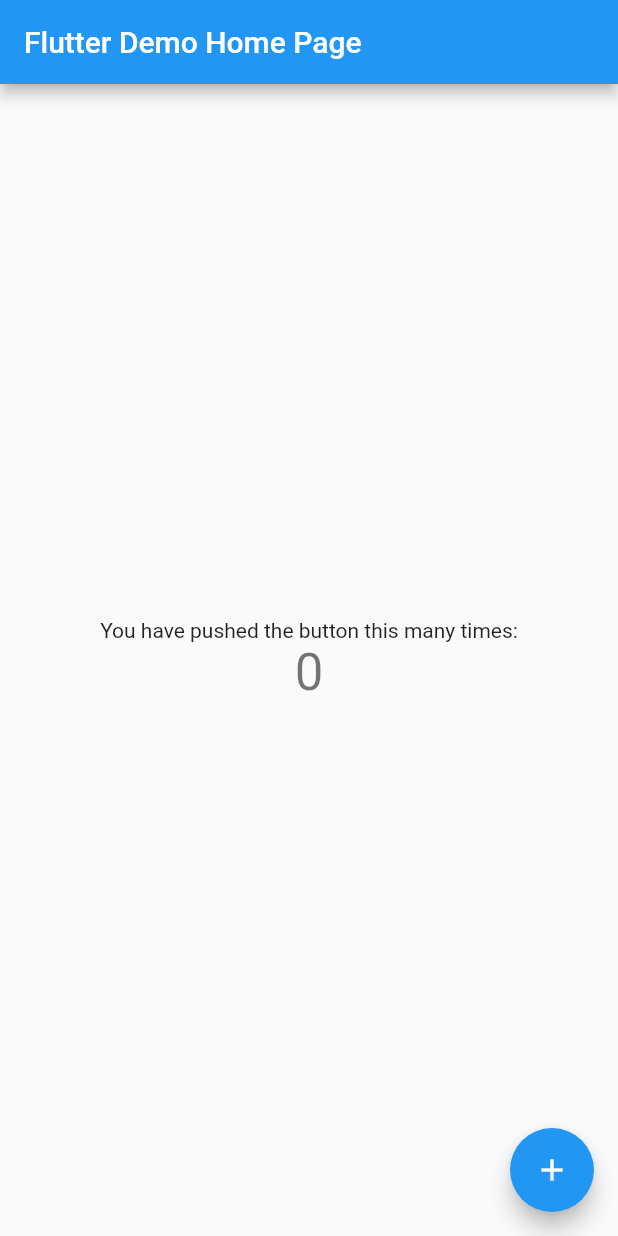
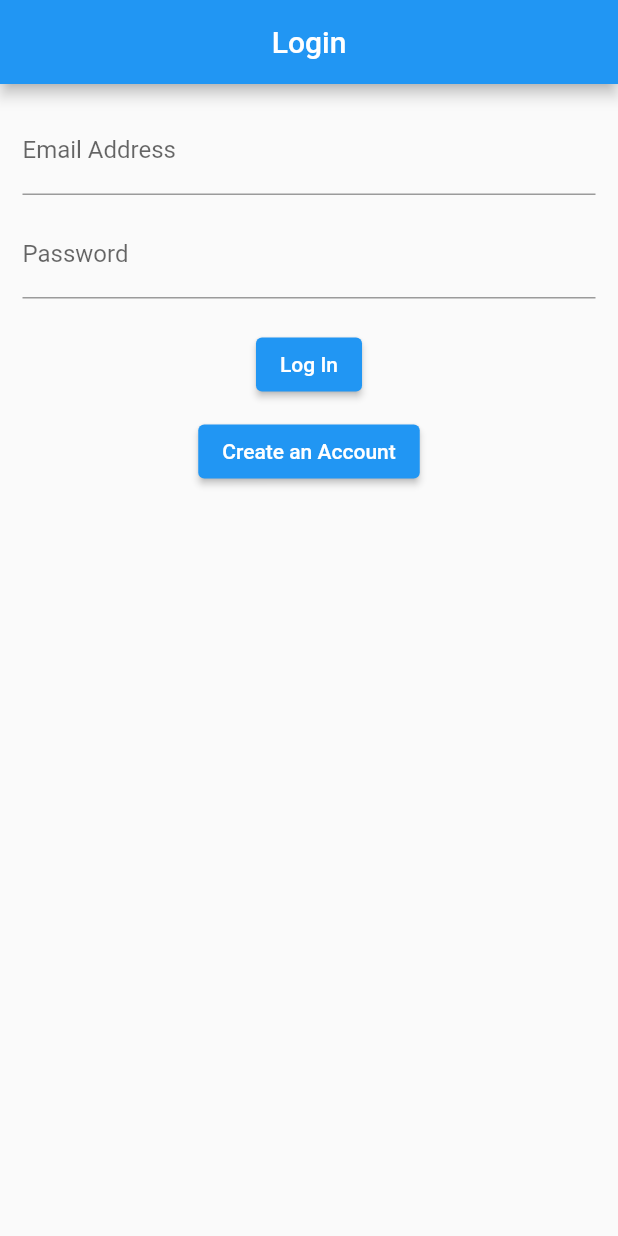
Before and after one commit to MILANydv/fishfarm, a Flutter app: the screen it shows after launch, on a phone screen of 412 x 824 dp. Run offline on Flutter 3.47's test engine with Material 2 defaults, Android fonts, the phone set to English and light mode, and no system bars; our stand-ins replace firebase_auth, firebase_core, motion_toast; accounts and stored records are empty.

Commit message:
implemented firebase-login-register

```diff
--- a/lib/main.dart
+++ b/lib/main.dart
@@ -1,6 +1,16 @@
+import 'package:firebase_core/firebase_core.dart';
+import 'package:fishfarm/screens/homepage.dart';
+import 'package:fishfarm/screens/login_screen.dart';
+import 'package:fishfarm/screens/register_screen.dart';
 import 'package:flutter/material.dart';
 
-void main() {
+import 'firebase_options.dart';
+
+void main() async {
+  WidgetsFlutterBinding.ensureInitialized();
+  await Firebase.initializeApp(
+    options: DefaultFirebaseOptions.currentPlatform,
+  );
   runApp(const MyApp());
 }
 
@@ -17,85 +27,13 @@ class MyApp extends StatelessWidget {
 
         primarySwatch: Colors.blue,
       ),
-      home: const MyHomePage(title: 'Flutter Demo Home Page'),
+      initialRoute: '/',
+      routes: {
+        '/': (context) => const Login(),
+        '/register': (context) => const Register(),
+        '/home': (context) => const Home(),
+      },
+      debugShowCheckedModeBanner: false,
     );
   }
 }
-
-class MyHomePage extends StatefulWidget {
-  const MyHomePage({Key? key, required this.title}) : super(key: key);
-
-
-
-  final String title;
-
-  @override
-  State<MyHomePage> createState() => _MyHomePageState();
-}
-
-class _MyHomePageState extends State<MyHomePage> {
-  int _counter = 0;
-
-  void _incrementCounter() {
-    setState(() {
-      // This call to setState tells the Flutter framework that something has
-      // changed in this State, which causes it to rerun the build method below
-      // so that the display can reflect the updated values. If we changed
-      // _counter without calling setState(), then the build method would not be
-      // called again, and so nothing would appear to happen.
-      _counter++;
-    });
-  }
-
-  @override
-  Widget build(BuildContext context) {
-    // This method is rerun every time setState is called, for instance as done
-    // by the _incrementCounter method above.
-    //
-    // The Flutter framework has been optimized to make rerunning build methods
-    // fast, so that you can just rebuild anything that needs updating rather
-    // than having to individually change instances of widgets.
-    return Scaffold(
-      appBar: AppBar(
-        // Here we take the value from the MyHomePage object that was created by
-        // the App.build method, and use it to set our appbar title.
-        title: Text(widget.title),
-      ),
-      body: Center(
-        // Center is a layout widget. It takes a single child and positions it
-        // in the middle of the parent.
-        child: Column(
-          // Column is also a layout widget. It takes a list of children and
-          // arranges them vertically. By default, it sizes itself to fit its
-          // children horizontally, and tries to be as tall as its parent.
-          //
-          // Invoke "debug painting" (press "p" in the console, choose the
-          // "Toggle Debug Paint" action from the Flutter Inspector in Android
-          // Studio, or the "Toggle Debug Paint" command in Visual Studio Code)
-          // to see the wireframe for each widget.
-          //
-          // Column has various properties to control how it sizes itself and
-          // how it positions its children. Here we use mainAxisAlignment to
-          // center the children vertically; the main axis here is the vertical
-          // axis because Columns are vertical (the cross axis would be
-          // horizontal).
-          mainAxisAlignment: MainAxisAlignment.center,
-          children: <Widget>[
-            const Text(
-              'You have pushed the button this many times:',
-            ),
-            Text(
-              '$_counter',
-              style: Theme.of(context).textTheme.headline4,
-            ),
-          ],
-        ),
-      ),
-      floatingActionButton: FloatingActionButton(
-        onPressed: _incrementCounter,
-        tooltip: 'Increment',
-        child: const Icon(Icons.add),
-      ), // This trailing comma makes auto-formatting nicer for build methods.
-    );
-  }
-}
--- /dev/null
+++ b/lib/screens/login_screen.dart
@@ -0,0 +1,89 @@
+import 'dart:developer';
+
+import 'package:firebase_auth/firebase_auth.dart';
+import 'package:flutter/material.dart';
+import 'package:motion_toast/motion_toast.dart';
+
+class Login extends StatefulWidget {
+  const Login({Key? key}) : super(key: key);
+
+  @override
+  State<Login> createState() => _LoginState();
+}
+
+class _LoginState extends State<Login> {
+  TextEditingController emailController = TextEditingController();
+  TextEditingController passwordController = TextEditingController();
+
+  void login() async {
+    String email = emailController.text.trim();
+    String password = passwordController.text.trim();
+
+    if (email == "" || password == "") {
+      log("Please fill all the fields!");
+    } else {
+      try {
+        UserCredential userCredential = await FirebaseAuth.instance
+            .signInWithEmailAndPassword(email: email, password: password);
+        if (userCredential.user != null) {
+          Navigator.pushNamed(context, '/home');
+        }
+      } on FirebaseAuthException {
+        MotionToast.error(description: const Text('Unable to Login'));
+      }
+    }
+  }
+
+  @override
+  Widget build(BuildContext context) {
+    return Scaffold(
+      appBar: AppBar(
+        centerTitle: true,
+        title: const Text("Login"),
+      ),
+      body: SafeArea(
+        child: ListView(
+          children: [
+            Padding(
+              padding: const EdgeInsets.all(15),
+              child: Column(
+                children: [
+                  TextField(
+                    controller: emailController,
+                    decoration:
+                        const InputDecoration(labelText: "Email Address"),
+                  ),
+                  const SizedBox(
+                    height: 10,
+                  ),
+                  TextField(
+                    controller: passwordController,
+                    decoration: const InputDecoration(labelText: "Password"),
+                  ),
+                  const SizedBox(
+                    height: 20,
+                  ),
+                  ElevatedButton(
+                    onPressed: () {
+                      login();
+                    },
+                    child: const Text("Log In"),
+                  ),
+                  const SizedBox(
+                    height: 10,
+                  ),
+                  ElevatedButton(
+                    onPressed: () {
+                      Navigator.pushNamed(context, '/register');
+                    },
+                    child: const Text("Create an Account"),
+                  ),
+                ],
+              ),
+            ),
+          ],
+        ),
+      ),
+    );
+  }
+}
--- a/pubspec.yaml
+++ b/pubspec.yaml
@@ -34,6 +34,9 @@ dependencies:
   # The following adds the Cupertino Icons font to your application.
   # Use with the CupertinoIcons class for iOS style icons.
   cupertino_icons: ^1.0.2
+  firebase_core: ^1.17.1
+  firebase_auth: ^3.3.19
+  motion_toast: ^2.1.8
 
 dev_dependencies:
   flutter_test:
```
Also changed, not shown: lib/screens/homepage.dart (added, +36 -0 lines), lib/screens/register_screen.dart (added, +102 -0 lines), lib/firebase_options.dart (added), pubspec.lock, 6 other files.
